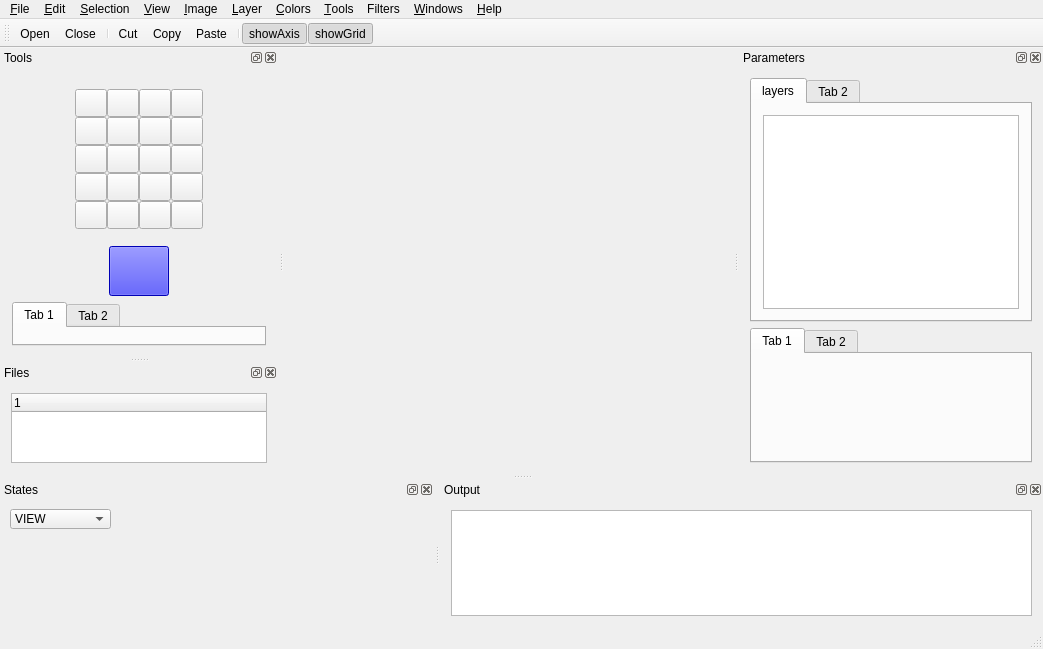
Above: applications/TexturePainter/TexturePainter.ui from billhj/Etoile2015 before the change. Below: the same form after it.
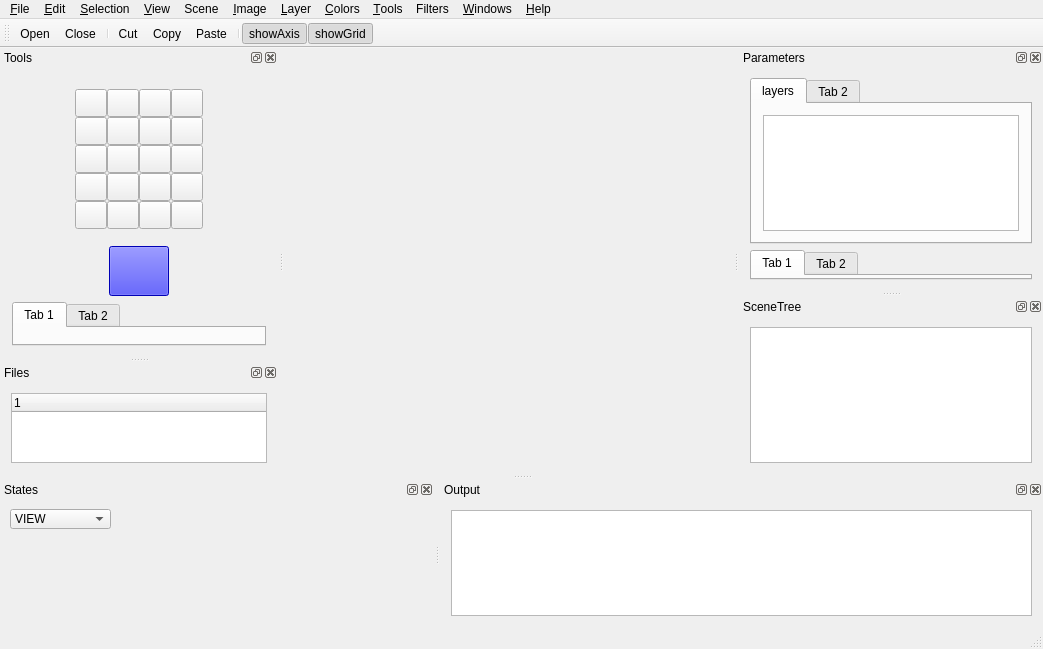
That is the form after the change. Icons and pictures are not drawn. Custom widgets are drawn as their Qt base class.

The edit to the form file:
```diff
--- a/applications/TexturePainter/TexturePainter.ui
+++ b/applications/TexturePainter/TexturePainter.ui
@@ -99,10 +99,16 @@
      <string>&amp;Help</string>
     </property>
    </widget>
+   <widget class="QMenu" name="menuScene">
+    <property name="title">
+     <string>Scene</string>
+    </property>
+   </widget>
    <addaction name="menuFile"/>
    <addaction name="menuEdit"/>
    <addaction name="menuSelection"/>
    <addaction name="menuView"/>
+   <addaction name="menuScene"/>
    <addaction name="menuImage"/>
    <addaction name="menuLayer"/>
    <addaction name="menuColors"/>
@@ -977,6 +983,21 @@
     </layout>
    </widget>
   </widget>
+  <widget class="QDockWidget" name="sceneTreeWidget">
+   <property name="windowTitle">
+    <string>SceneTree</string>
+   </property>
+   <attribute name="dockWidgetArea">
+    <number>2</number>
+   </attribute>
+   <widget class="QWidget" name="dockWidgetContents_6">
+    <layout class="QHBoxLayout" name="horizontalLayout_7">
+     <item>
+      <widget class="QTreeView" name="treeView"/>
+     </item>
+    </layout>
+   </widget>
+  </widget>
   <action name="action_Open">
    <property name="icon">
     <iconset>
```
Left out of the diff: 30 changed lines with no effect on the pictures.
